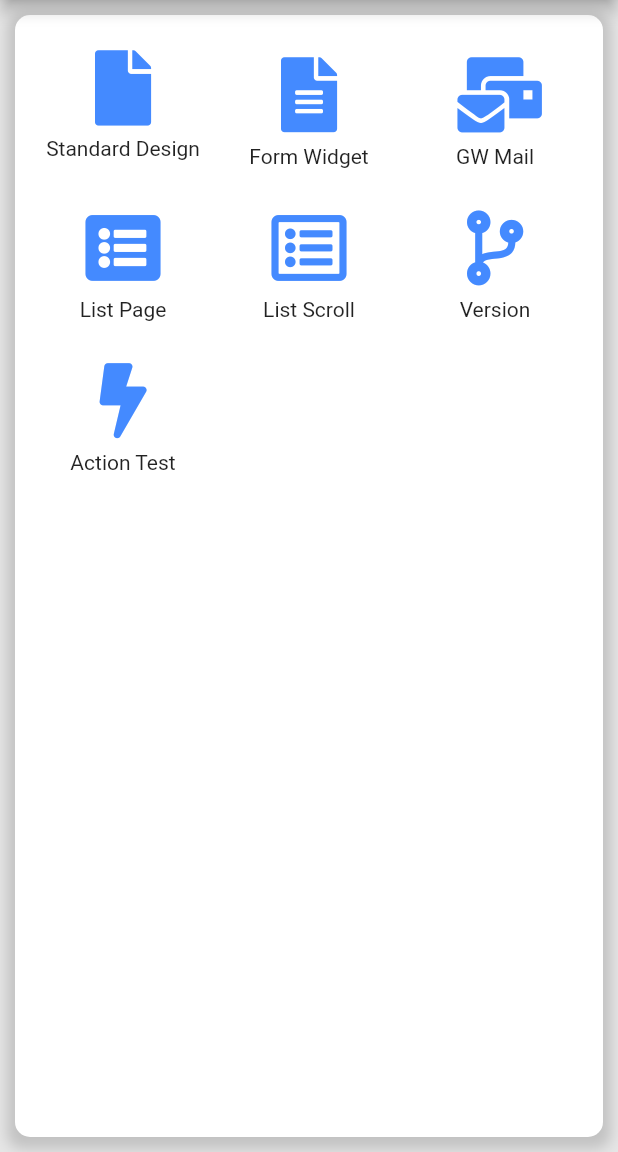
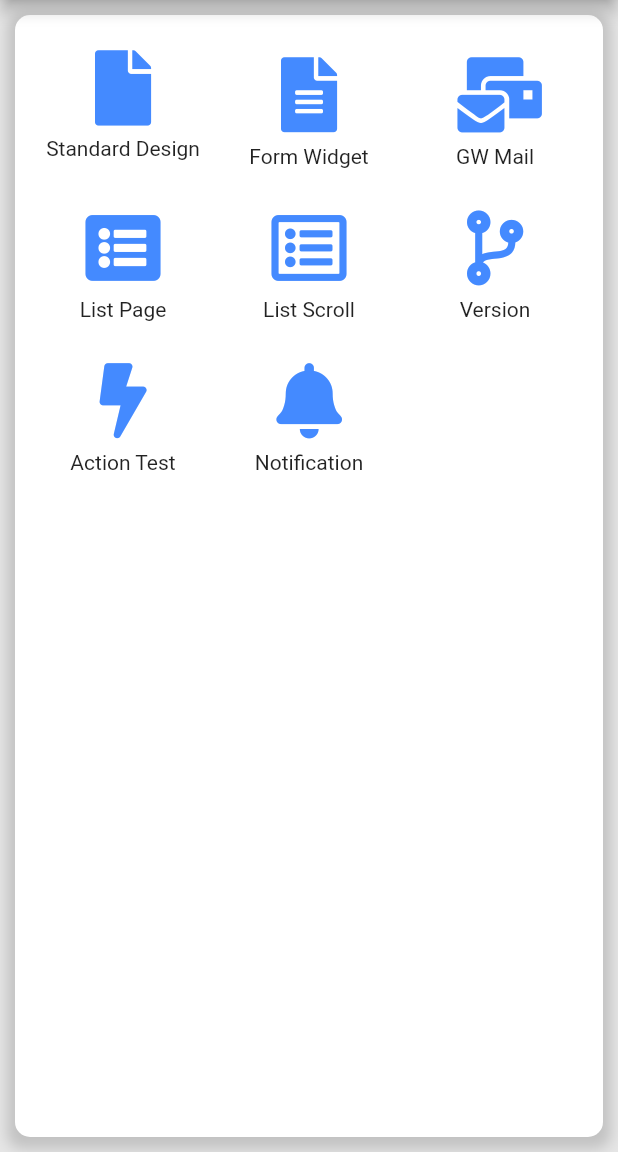
Before and after one commit to Jahwa-IT-Team/jahwa_mobile_working_center, a Flutter app: the Index screen opened by its route, on a phone screen of 412 x 824 dp, the part 84-1236 px from its top. Run offline on Flutter 3.47's test engine with Material 2 defaults, Android fonts, the phone set to English and light mode, and no system bars; our stand-ins replace flutter_local_notifications, font_awesome_flutter, package_info, progress_dialog, progress_state_button, shared_preferences; missing offline and left inert: cron, encrypt; accounts and stored records are empty; network calls fail; Roboto replaces fonts that are missing (Malgun).

Commit message:
2020-10-26

```diff
--- a/lib/index.dart
+++ b/lib/index.dart
@@ -23,6 +23,9 @@ class _IndexState extends State<Index> {
 
   @override
   Widget build(BuildContext context) {
+
+    setStatusMessage(context);
+
     return GestureDetector( // For Keyboard UnFocus
       onTap: () {
         FocusScopeNode currentFocus = FocusScope.of(context);
@@ -202,7 +205,14 @@ class _IndexState extends State<Index> {
                               padding: EdgeInsets.all(10.0),
                               child: Column(
                                 children: <Widget> [
-
+                                  IconButton(
+                                    icon: FaIcon(FontAwesomeIcons.solidBell),
+                                    iconSize: 50,
+                                    hoverColor: Colors.amber,
+                                    color: Colors.blueAccent,
+                                    onPressed: () async { await showNotification('Notification', 'Notification Test !!!'); },
+                                  ),
+                                  Text('Notification'),
                                 ],
                               ),
                             ),
--- a/lib/main.dart
+++ b/lib/main.dart
@@ -1,8 +1,21 @@
 import 'package:flutter/material.dart';
+
+import 'package:cron/cron.dart';
+import 'package:intl/intl.dart';
+
+import 'package:jahwa_mobile_working_center/util/common.dart';
 import 'package:jahwa_mobile_working_center/util/program_list.dart';
 
 void main() {
   runApp(MainApp());
+
+  /// Background Execution - Cron Package
+  var cron = new Cron();
+  cron.schedule(new Schedule.parse('*/1 * * * *'), () async {
+    print(DateFormat('yyyy-MM-dd HH:mm:ss').format(DateTime.now()) + ' : Execution every minutes');
+    await showNotification('Notification', DateFormat('yyyy-MM-dd HH:mm:ss').format(DateTime.now()) + ' : Notification Test !!!');
+  });
+
   print("open Main App : " + DateTime.now().toString());
 }
 
--- a/lib/util/common.dart
+++ b/lib/util/common.dart
@@ -1,12 +1,14 @@
 import 'dart:async';
 import 'dart:convert';
 import 'dart:core';
+import 'dart:math';
 
 import 'package:flutter/material.dart';
 import 'package:flutter/services.dart';
 import 'package:flutter/widgets.dart';
 
 import 'package:encrypt/encrypt.dart' as encrypt;
+import 'package:flutter_local_notifications/flutter_local_notifications.dart';
 import 'package:intl/intl.dart';
 import 'package:shared_preferences/shared_preferences.dart';
 
@@ -242,3 +244,33 @@ List<DropdownMenuItem> makeDropdownMenuItem(BuildContext context, String div, va
   });
   return itemsList;
 }
+
+/// Notification - Start
+final FlutterLocalNotificationsPlugin flutterLocalNotificationsPlugin = FlutterLocalNotificationsPlugin();
+
+Future<void> showNotification(var title, var content) async {
+  var rng = new Random();
+  const AndroidNotificationDetails androidPlatformChannelSpecifics = AndroidNotificationDetails('Id', 'Name', 'Description', importance: Importance.max, priority: Priority.high, ticker: 'ticker');
+  const NotificationDetails platformChannelSpecifics = NotificationDetails(android: androidPlatformChannelSpecifics);
+  await flutterLocalNotificationsPlugin.show(rng.nextInt(1000), title, content, platformChannelSpecifics, payload: 'Notification'); // Id를 Random으로 생성하여 중복되지 않도록 처리하면 각 메시지가 별도로 나타난다.
+}
+
+setStatusMessage(BuildContext context) {
+  var androidSetting = AndroidInitializationSettings('@mipmap/app_icon');
+  var iosSetting = IOSInitializationSettings();
+  var initializationSettings = InitializationSettings(android: androidSetting, iOS: iosSetting);
+  flutterLocalNotificationsPlugin.initialize(initializationSettings, onSelectNotification: (String payload) async {
+    if (payload != null) {
+      showDialog(
+        context: context,
+        builder: (_) {
+          return new AlertDialog(
+            title: Text("Notification Clicked !!!"),
+            content: Text("Payload : $payload"),
+          );
+        },
+      );
+    }
+  });
+}
+/// Notification - End
--- a/pubspec.yaml
+++ b/pubspec.yaml
@@ -38,6 +38,8 @@ dependencies:
   package_info: ^0.4.3 # Get Package Info
   flutter_html: ^1.0.2 # HTML Viewer
   url_launcher: ^5.7.2 # Url, Email, Tel, SMS Use
+  flutter_local_notifications: ^3.0.0 # Notification
+  cron: ^0.2.3 # Background Execution
 
 dev_dependencies:
   flutter_test:
```
Also changed, not shown: pubspec.lock, 10 other files.
